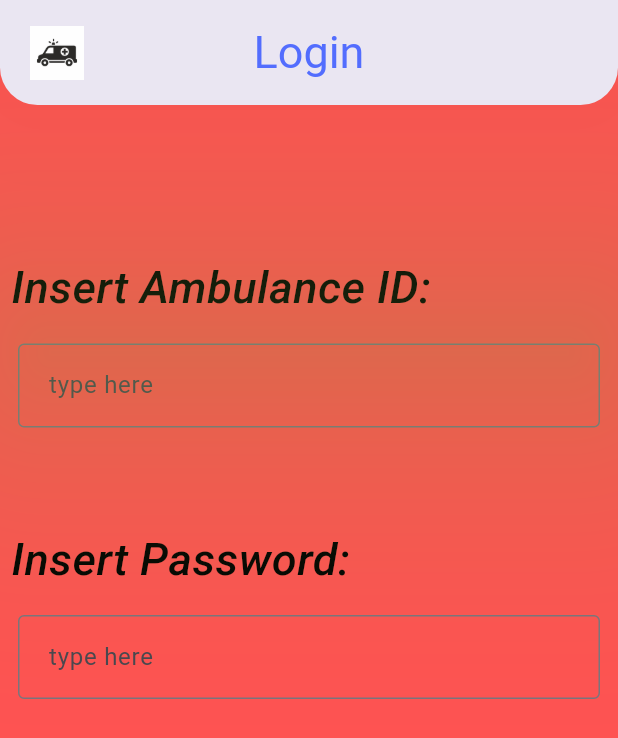
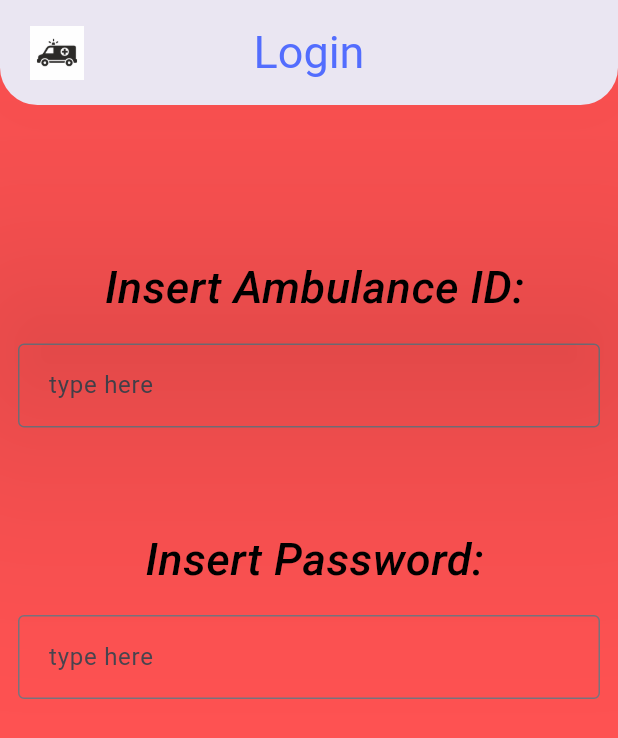
Before and after one commit to gerardocentrella/assd_project_ambulance, a Flutter app: the screen it shows after launch, on a phone screen of 412 x 824 dp. Shown: the top 738 px of the screen. Run offline on Flutter 3.47's test engine with Material 3 defaults, Android fonts, the phone set to English and light mode, and no system bars.

Commit message:
login commit

```diff
--- a/lib/pages/login.dart
+++ b/lib/pages/login.dart
@@ -36,7 +36,7 @@ TextStyle customTextStyle(){
             color: Colors.indigoAccent,
             fontSize: 30,
             fontStyle: FontStyle.normal),
-          shadowColor: Colors.lightGreenAccent,
+          shadowColor: Colors.black,
           shape: const RoundedRectangleBorder(
             borderRadius: BorderRadius.only(
               bottomLeft: Radius.circular(25.0),
@@ -52,7 +52,7 @@ TextStyle customTextStyle(){
     ),
 
       body: Column(
-            crossAxisAlignment: CrossAxisAlignment.start,
+            crossAxisAlignment: CrossAxisAlignment.center,
             children: <Widget>[
                 Container(height: 100,),
                 Text(' Insert Ambulance ID:', textAlign: TextAlign.center, style: customTextStyle()),
```
